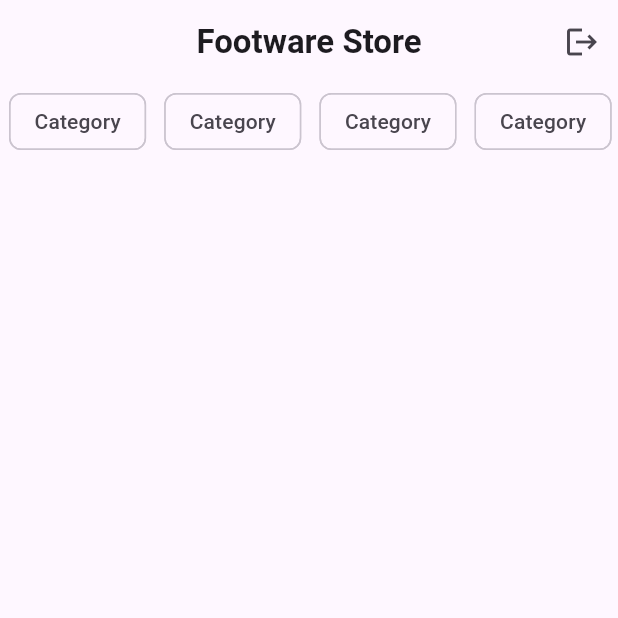
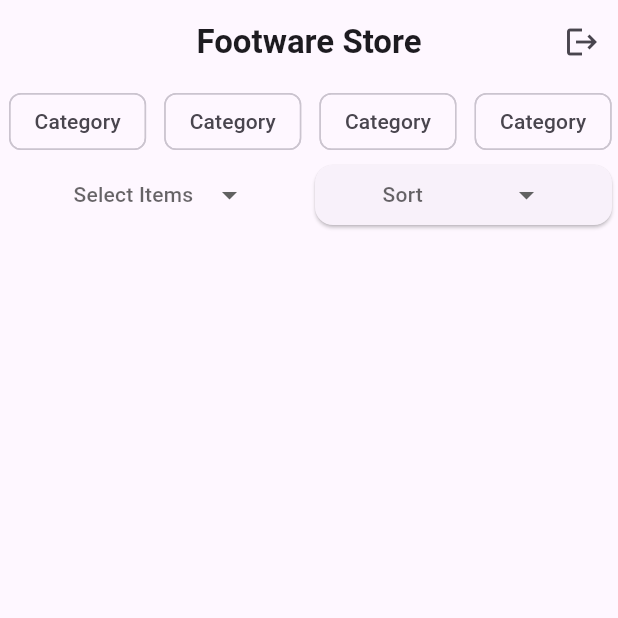
Before and after one commit to LivingstonTardzenyuy/Flutter-Projects, a Flutter app: the screen it shows after launch, on a phone screen of 412 x 824 dp, the top half of it. Run offline on Flutter 3.47's test engine with Material 3 defaults, Android fonts, the phone set to English and light mode, and no system bars; drawn by our look-alikes of dropdown_button2; our stand-ins replace cloud_firestore, firebase_auth, firebase_core, font_awesome_flutter, get, google_fonts and 1 more; accounts and stored records are empty.

Commit message:
created for multiselected

```diff
--- a/ecommerce_client/lib/pages/product_page.dart
+++ b/ecommerce_client/lib/pages/product_page.dart
@@ -1,4 +1,7 @@
 import 'package:flutter/material.dart';
+
+import '../widgets/dropdown_botton.dart';
+import '../widgets/multi_select_dropdown.dart';
 
 class ProductPage extends StatelessWidget {
   const ProductPage({super.key});
@@ -31,7 +34,12 @@ class ProductPage extends StatelessWidget {
 
           Row(
             children: [
-
+              Flexible(child: MultiSelectDropdown()),
+              Flexible(
+                child: DropDownButton(items: ['Low to High', 'High to Low'],
+                  selectedItemsText: 'Sort',
+                  onSelected: (selected) {  },),
+              ),
             ],
           )
         ],
--- /dev/null
+++ b/ecommerce_client/lib/widgets/multi_select_dropdown.dart
@@ -0,0 +1,101 @@
+import 'package:dropdown_button2/dropdown_button2.dart';
+import 'package:flutter/material.dart';
+
+class MultiSelectDropdown extends StatelessWidget {
+
+  @override
+
+  final List<String> items = [
+    'Item1',
+    'Item2',
+    'Item3',
+    'Item4',
+  ];
+  List<String> selectedItems = [];
+
+
+  Widget build(BuildContext context) {
+    return Center(
+        child: DropdownButtonHideUnderline(
+          child: DropdownButton2<String>(
+            isExpanded: true,
+            hint: Text(
+              'Select Items',
+              style: TextStyle(
+                fontSize: 14,
+                color: Theme.of(context).hintColor,
+              ),
+            ),
+            items: items.map((item) {
+              return DropdownMenuItem(
+                value: item,
+                //disable default onTap to avoid closing menu when selecting an item
+                enabled: false,
+                child: StatefulBuilder(
+                  builder: (context, menuSetState) {
+                    final isSelected = selectedItems.contains(item);
+                    return InkWell(
+                      onTap: () {
+                        isSelected ? selectedItems.remove(item) : selectedItems.add(item);
+                        menuSetState(() {});
+                      },
+                      child: Container(
+                        height: double.infinity,
+                        padding: const EdgeInsets.symmetric(horizontal: 16.0),
+                        child: Row(
+                          children: [
+                            if (isSelected)
+                              const Icon(Icons.check_box_outlined)
+                            else
+                              const Icon(Icons.check_box_outline_blank),
+                            const SizedBox(width: 16),
+                            Expanded(
+                              child: Text(
+                                item,
+                                style: const TextStyle(
+                                  fontSize: 14,
+                                ),
+                              ),
+                            ),
+                          ],
+                        ),
+                      ),
+                    );
+                  },
+                ),
+              );
+            }).toList(),
+            //Use last selected item as the current value so if we've limited menu height, it scroll to last item.
+            value: selectedItems.isEmpty ? null : selectedItems.last,
+            onChanged: (value) {},
+            selectedItemBuilder: (context) {
+              return items.map(
+                    (item) {
+                  return Container(
+                    alignment: AlignmentDirectional.center,
+                    child: Text(
+                      selectedItems.join(', '),
+                      style: const TextStyle(
+                        fontSize: 14,
+                        overflow: TextOverflow.ellipsis,
+                      ),
+                      maxLines: 1,
+                    ),
+                  );
+                },
+              ).toList();
+            },
+            buttonStyleData: const ButtonStyleData(
+              padding: EdgeInsets.only(left: 16, right: 8),
+              height: 40,
+              width: 140,
+            ),
+            menuItemStyleData: const MenuItemStyleData(
+              height: 40,
+              padding: EdgeInsets.zero,
+            ),
+          ),
+        ),
+    );
+  }
+}
```
